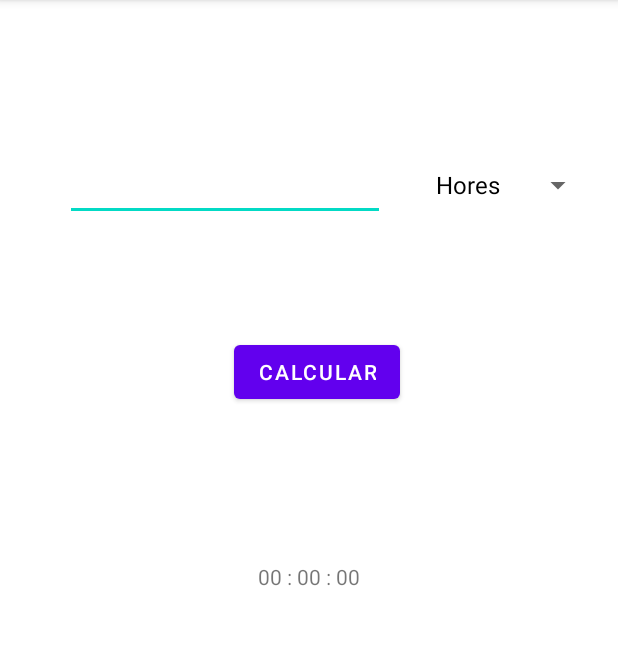
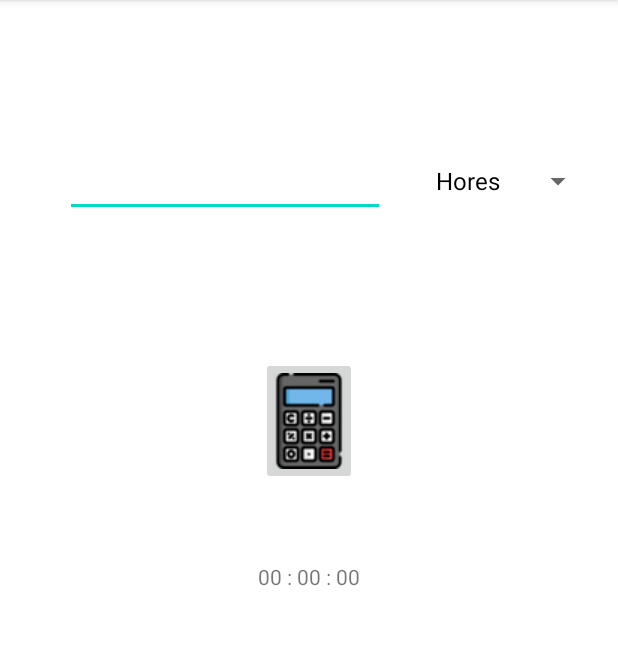
Before and after one commit to sillyck/DAM2-M8-UF1-Conversor, an Android app: the screen it shows after launch (MainActivity), on a phone screen of 412 x 824 dp, the part 84-729 px from its top. Run offline under Robolectric (Android 15) with nearby library versions, the phone set to English and light mode, and no system bars.

Commit message:
LayoutHortizontal afegit i corregit

```diff
--- a/app/src/main/java/com/example/myapplication/MainActivity.java
+++ b/app/src/main/java/com/example/myapplication/MainActivity.java
@@ -7,6 +7,7 @@ import android.text.TextUtils;
 import android.view.View;
 import android.widget.ArrayAdapter;
 import android.widget.Button;
+import android.widget.ImageButton;
 import android.widget.Spinner;
 import android.widget.TextView;
 import android.widget.Toast;
@@ -15,7 +16,7 @@ import java.text.NumberFormat;
 
 public class MainActivity extends AppCompatActivity {
 
-    private Button boto;
+    private ImageButton boto;
     private TextView textView1, textnumber;
     private Spinner spinner;
 
@@ -24,7 +25,7 @@ public class MainActivity extends AppCompatActivity {
         super.onCreate(savedInstanceState);
         setContentView(R.layout.activity_main);
 
-        boto = findViewById(R.id.boto);
+        boto = findViewById(R.id.ib2);
         textView1 = findViewById(R.id.textView1);
         spinner = findViewById(R.id.llistat);
         textnumber = findViewById(R.id.textNumber1);
--- a/app/src/main/res/layout-land/activity_main.xml
+++ b/app/src/main/res/layout-land/activity_main.xml
@@ -9,11 +9,12 @@
         android:id="@+id/textView1"
         android:layout_width="wrap_content"
         android:layout_height="wrap_content"
-        android:layout_marginBottom="100dp"
         android:text="00 : 00 : 00"
         app:layout_constraintBottom_toBottomOf="parent"
         app:layout_constraintEnd_toEndOf="parent"
-        app:layout_constraintStart_toStartOf="parent" />
+        app:layout_constraintStart_toStartOf="parent"
+        app:layout_constraintTop_toTopOf="parent"
+        app:layout_constraintVertical_bias="0.775" />
 
     <EditText
         android:id="@+id/textNumber1"
@@ -41,15 +42,18 @@
         app:layout_constraintTop_toTopOf="parent"
         tools:ignore="SpeakableTextPresentCheck,SpeakableTextPresentCheck" />
 
-    <Button
-        android:id="@+id/boto"
-        android:layout_width="192dp"
-        android:layout_height="155dp"
-        android:layout_marginBottom="44dp"
+    <ImageButton
+        android:id="@+id/ib3"
+        android:layout_width="65dp"
+        android:layout_height="71dp"
         android:onClick="calcular"
-        app:icon="@drawable/calculator"
         app:layout_constraintBottom_toTopOf="@+id/textView1"
         app:layout_constraintEnd_toEndOf="parent"
-        app:layout_constraintHorizontal_bias="0.499"
-        app:layout_constraintStart_toStartOf="parent" />
+        app:layout_constraintHorizontal_bias="0.496"
+        app:layout_constraintStart_toStartOf="parent"
+        app:layout_constraintTop_toTopOf="parent"
+        app:layout_constraintVertical_bias="0.819"
+        app:srcCompat="@drawable/calculator"
+        tools:ignore="SpeakableTextPresentCheck,SpeakableTextPresentCheck" />
+
 </androidx.constraintlayout.widget.ConstraintLayout>
--- a/app/src/main/res/layout/activity_main.xml
+++ b/app/src/main/res/layout/activity_main.xml
@@ -31,7 +31,7 @@
         app:layout_constraintHorizontal_bias="0.213"
         app:layout_constraintStart_toStartOf="parent"
         app:layout_constraintTop_toTopOf="parent"
-        app:layout_constraintVertical_bias="0.305"
+        app:layout_constraintVertical_bias="0.295"
         tools:ignore="SpeakableTextPresentCheck" />
 
     <Spinner
@@ -45,16 +45,16 @@
         app:layout_constraintTop_toTopOf="@+id/textNumber1"
         tools:ignore="SpeakableTextPresentCheck,SpeakableTextPresentCheck" />
 
-    <Button
-        android:id="@+id/boto"
-        android:layout_width="wrap_content"
-        android:layout_height="wrap_content"
-        android:layout_marginTop="62dp"
-        android:layout_marginEnd="16dp"
+    <ImageButton
+        android:id="@+id/ib2"
+        android:layout_width="64dp"
+        android:layout_height="85dp"
+        android:layout_marginBottom="51dp"
         android:onClick="calcular"
-        android:text="Calcular"
         app:layout_constraintBottom_toTopOf="@+id/textView1"
-        app:layout_constraintEnd_toStartOf="@+id/llistat"
-        app:layout_constraintTop_toBottomOf="@+id/textNumber1"
-        app:layout_constraintVertical_bias="0.125" />
+        app:layout_constraintEnd_toEndOf="parent"
+        app:layout_constraintStart_toStartOf="parent"
+        app:srcCompat="@drawable/calculator"
+        tools:ignore="SpeakableTextPresentCheck,SpeakableTextPresentCheck,SpeakableTextPresentCheck,SpeakableTextPresentCheck" />
+
 </androidx.constraintlayout.widget.ConstraintLayout>
```
Also changed, not shown: app/src/main/res/drawable/calculator.png.
